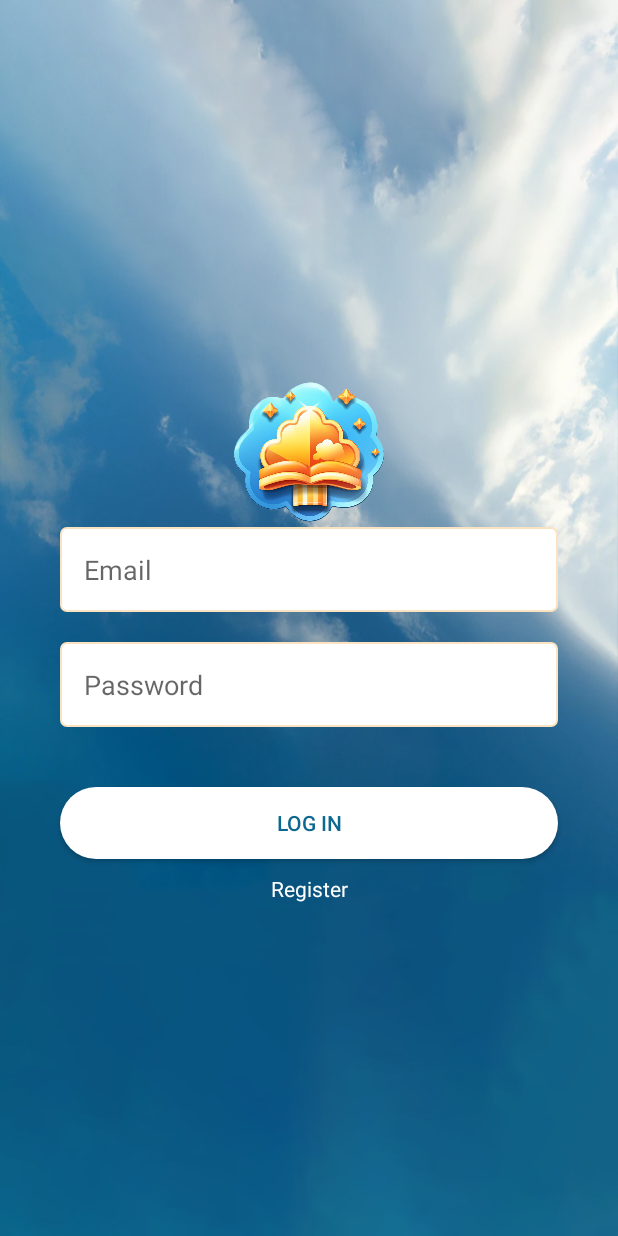
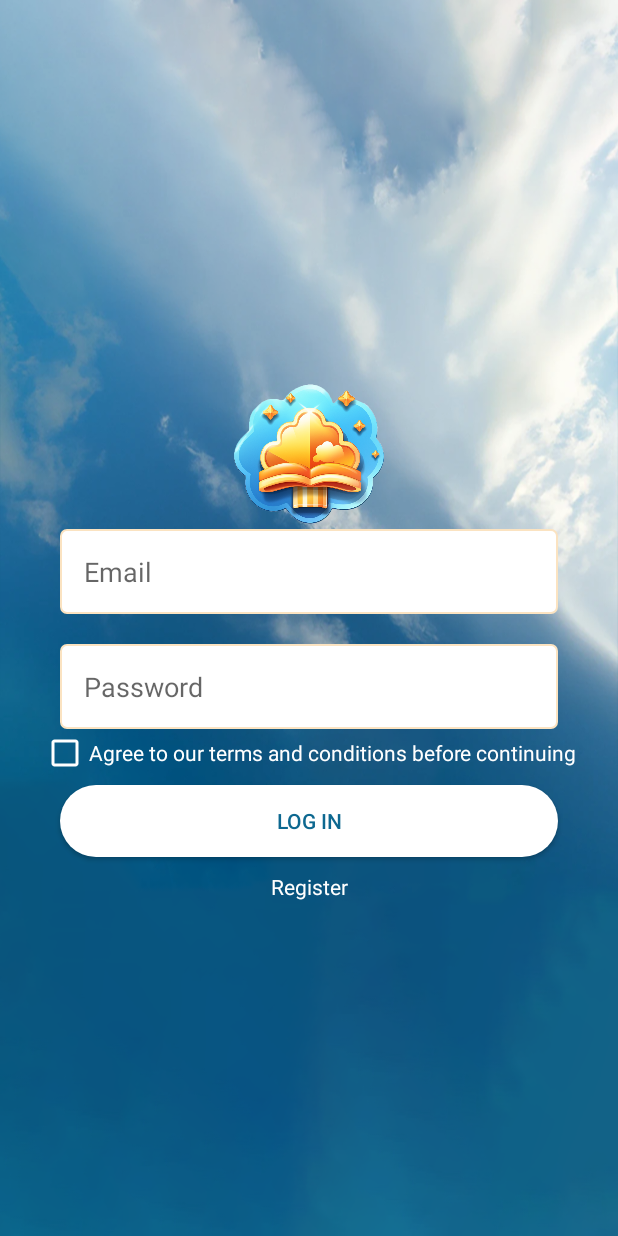
Before and after one commit to OliverHavis/PSM-Travel-App, an Android app built with Jetpack Compose: the LoginActivity screen opened directly, with no data from a screen before it, on a phone screen of 412 x 824 dp. Run offline under Robolectric (Android 15) with nearby library versions, the phone set to English and light mode, and no system bars; our stand-ins replace Firebase (no records; nobody signed in at launch, a user with empty details on screens opened directly).

Commit message:
Added Terms and condistions button to login/registration

```diff
--- a/app/src/main/AndroidManifest.xml
+++ b/app/src/main/AndroidManifest.xml
@@ -17,6 +17,9 @@
         android:supportsRtl="true"
         android:theme="@style/Theme.PSM"
         tools:targetApi="31">
+        <activity
+            android:name=".TermsActivity"
+            android:exported="false" />
         <activity
             android:name=".PdfViewerActivity"
             android:exported="false" />
--- a/app/src/main/java/com/example/psm/LoginActivity.kt
+++ b/app/src/main/java/com/example/psm/LoginActivity.kt
@@ -5,6 +5,7 @@ import android.graphics.Color
 import android.os.Bundle
 import android.view.WindowManager
 import android.widget.Button
+import android.widget.CheckBox
 import android.widget.EditText
 import android.widget.TextView
 import android.widget.Toast
@@ -26,6 +27,8 @@ class LoginActivity : AppCompatActivity() {
         val loginButton = findViewById<Button>(R.id.login_button)
         val emailInput = findViewById<EditText>(R.id.email_input)
         val passwordInput = findViewById<EditText>(R.id.password_input)
+        val termsCheckBox = findViewById<CheckBox>(R.id.termsAndConditionsCheck)
+        val termsText = findViewById<TextView>(R.id.termsAndConditionsText)
 
         loginButton.setOnClickListener {
             val email = emailInput.text.toString().trim()
@@ -44,6 +47,12 @@ class LoginActivity : AppCompatActivity() {
                 return@setOnClickListener
             }
 
+            if (!termsCheckBox.isChecked) {
+                termsText.error = "You must agree to the terms and conditions"
+                termsText.requestFocus()
+                return@setOnClickListener
+            }
+
             db.signIn(
                 email = email,
                 password = password,
@@ -59,6 +68,11 @@ class LoginActivity : AppCompatActivity() {
         val register_link = findViewById<TextView>(R.id.register_link)
         register_link.setOnClickListener {
             val intent = Intent(this, RegisterActivity::class.java)
+            startActivity(intent)
+        }
+
+        termsText.setOnClickListener {
+            val intent = Intent(this, TermsActivity::class.java)
             startActivity(intent)
         }
     }
--- a/app/src/main/res/layout/activity_login.xml
+++ b/app/src/main/res/layout/activity_login.xml
@@ -49,14 +49,40 @@
         app:layout_constraintEnd_toEndOf="parent"
         app:layout_constraintStart_toStartOf="parent"
         app:layout_constraintTop_toBottomOf="@id/email_input"
-        app:layout_constraintBottom_toTopOf="@id/login_button" />
+        app:layout_constraintBottom_toTopOf="@id/termsAndCondistionsLayout" />
+
+    <LinearLayout
+        android:id="@+id/termsAndCondistionsLayout"
+        android:layout_width="wrap_content"
+        android:layout_height="wrap_content"
+        android:orientation="horizontal"
+        app:layout_constraintEnd_toEndOf="parent"
+        app:layout_constraintStart_toStartOf="parent"
+        app:layout_constraintTop_toBottomOf="@id/password_input"
+        app:layout_constraintBottom_toTopOf="@id/login_button">
+
+        <CheckBox
+            android:id="@+id/termsAndConditionsCheck"
+            android:layout_width="wrap_content"
+            android:layout_height="wrap_content"
+            android:buttonTint="@android:color/white" />
+
+        <TextView
+            android:id="@+id/termsAndConditionsText"
+            android:layout_width="wrap_content"
+            android:layout_height="wrap_content"
+            android:text="Agree to our terms and conditions before continuing"
+            android:textColor="@color/white" />
+
+    </LinearLayout>
+
 
     <Button
         android:id="@+id/login_button"
         android:layout_width="match_parent"
         android:layout_height="wrap_content"
         android:layout_marginStart="40dp"
-        android:layout_marginTop="40dp"
+        android:layout_marginTop="5dp"
         android:layout_marginEnd="40dp"
         android:background="@drawable/rounded_button"
         android:text="Log in"
@@ -64,7 +90,7 @@
         app:layout_constraintBottom_toBottomOf="parent"
         app:layout_constraintEnd_toEndOf="parent"
         app:layout_constraintStart_toStartOf="parent"
-        app:layout_constraintTop_toBottomOf="@id/password_input" />
+        app:layout_constraintTop_toBottomOf="@+id/termsAndCondistionsLayout" />
 
     <TextView
         android:id="@+id/register_link"
```
Also changed, not shown: app/src/main/java/com/example/psm/RegisterActivity.kt (+15 -4 lines), app/src/main/java/com/example/psm/TermsActivity.kt (added, +11 -0 lines), app/src/main/res/layout/activity_register.xml (+25 -0 lines), app/src/main/res/layout/activity_terms.xml (added, +38 -0 lines).
